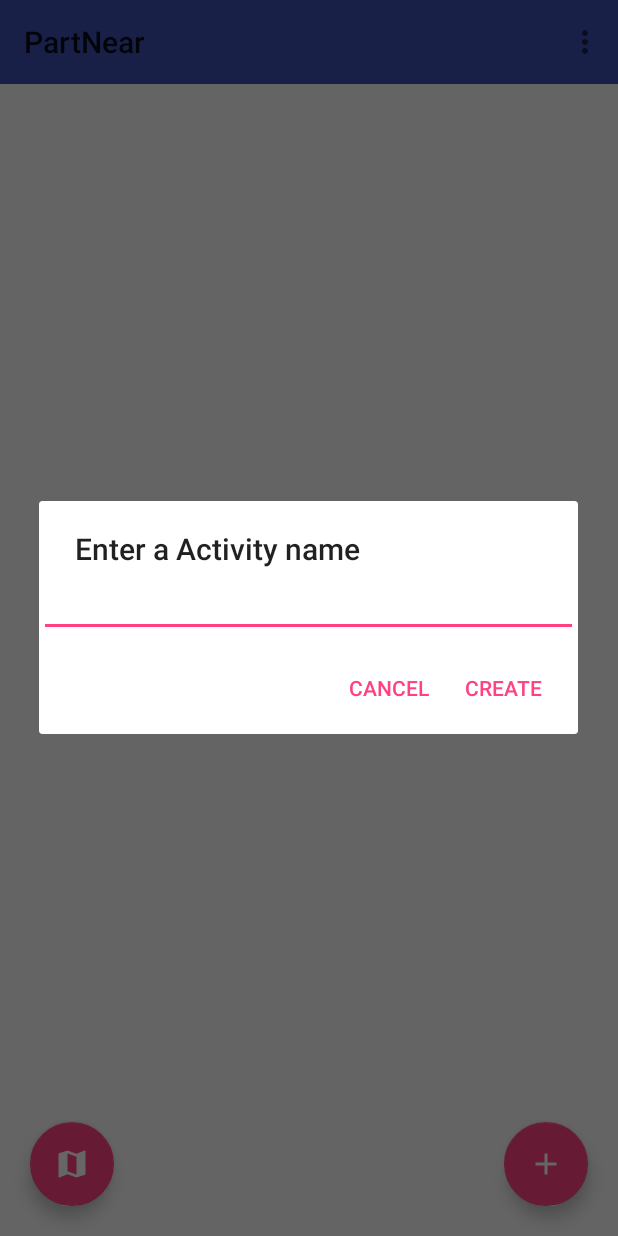
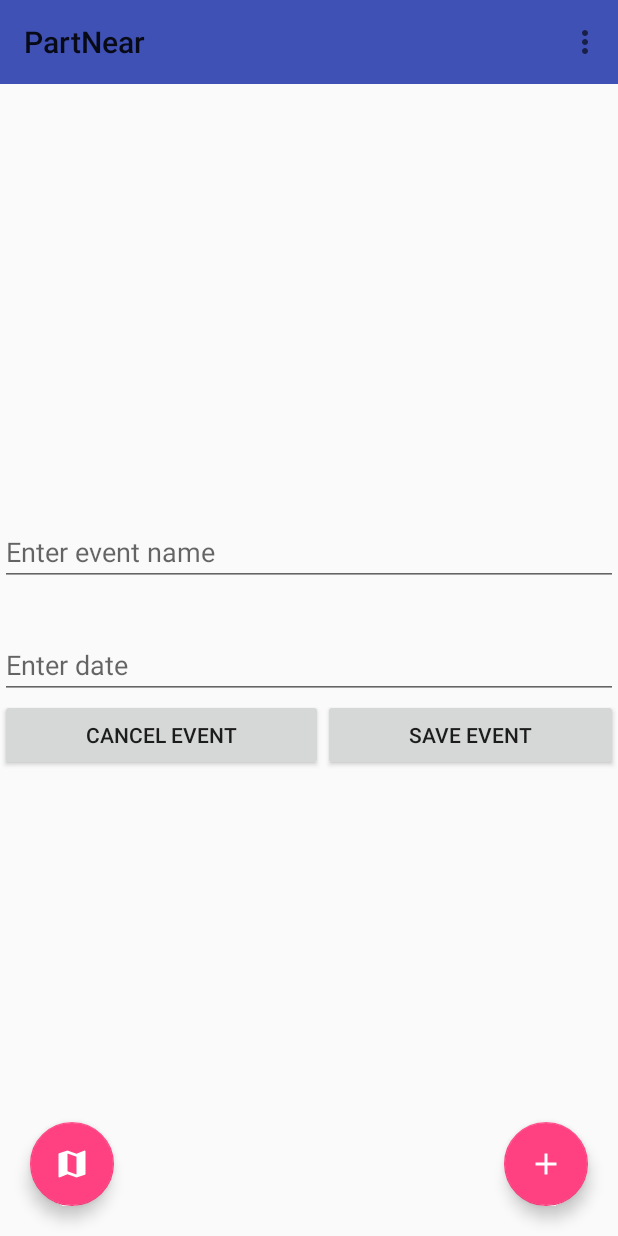
Before and after one commit to michaelm43/PartNear, an Android app: the screen it shows after launch once a user with an empty profile is signed in (MainActivity), after a tap on an icon or button, on a phone screen of 412 x 824 dp. Run offline under Robolectric (Android 15) with nearby library versions, the phone set to English and light mode, and no system bars; our stand-ins replace Firebase (no records; nobody signed in at launch, a user with empty details on screens opened directly).

Commit message:
create new Activity

```diff
--- a/app/src/main/java/com/example/shaym/partnear/ActivityListFragment.java
+++ b/app/src/main/java/com/example/shaym/partnear/ActivityListFragment.java
@@ -1,6 +1,5 @@
 package com.example.shaym.partnear;
 
-import android.Manifest;
 import android.app.AlertDialog;
 import android.app.Dialog;
 import android.support.v4.app.Fragment;
@@ -15,16 +14,11 @@ import android.support.annotation.NonNull;
 import android.support.annotation.Nullable;
 import android.support.design.widget.Snackbar;
 import android.support.v4.app.ActivityCompat;
-import android.support.v4.app.FragmentTransaction;
 import android.support.v4.content.ContextCompat;
 import android.support.v7.widget.LinearLayoutManager;
 import android.support.v7.widget.RecyclerView;
-import android.support.v7.widget.Toolbar;
-import android.text.InputType;
 import android.util.Log;
 import android.view.LayoutInflater;
-import android.view.Menu;
-import android.view.MenuItem;
 import android.view.View;
 import android.view.ViewGroup;
 import android.widget.EditText;
@@ -35,12 +29,9 @@ import com.example.shaym.partnear.Adapters.ActivityRecyclerAdapter;
 import com.example.shaym.partnear.Logic.Activity;
 import com.google.android.gms.common.ConnectionResult;
 import com.google.android.gms.common.GoogleApiAvailability;
-import com.google.android.gms.maps.GoogleMap;
-import com.google.android.gms.maps.MapView;
 import com.google.android.gms.tasks.OnCompleteListener;
 import com.google.android.gms.tasks.Task;
 import com.google.firebase.auth.FirebaseAuth;
-import com.google.firebase.auth.FirebaseUser;
 import com.google.firebase.firestore.CollectionReference;
 import com.google.firebase.firestore.DocumentReference;
 import com.google.firebase.firestore.EventListener;
@@ -56,7 +47,6 @@ import java.util.HashSet;
 import java.util.Set;
 
 import static com.example.shaym.partnear.Util.Constants.ERROR_DIALOG_REQUEST;
-import static com.example.shaym.partnear.Util.Constants.MAPVIEW_BUNDLE_KEY;
 import static com.example.shaym.partnear.Util.Constants.PERMISSIONS_REQUEST_ACCESS_FINE_LOCATION;
 import static com.example.shaym.partnear.Util.Constants.PERMISSIONS_REQUEST_ENABLE_GPS;
 
@@ -93,9 +83,10 @@ public class ActivityListFragment extends Fragment  implements View.OnClickListe
 
         mProgressBar = (ProgressBar) view.findViewById(R.id.progressBar);
 
-        getActivity().findViewById(R.id.fab_create_activity).setOnClickListener(this);
+        getActivity().findViewById(R.id.fab_create_activity).setOnClickListener(this);       //Create activity button
 
-        getActivity().findViewById(R.id.fab_map).setOnClickListener(this);
+
+        getActivity().findViewById(R.id.fab_map).setOnClickListener(this);              //Open map button
 
         mDb = FirebaseFirestore.getInstance();
 
@@ -239,20 +230,32 @@ public class ActivityListFragment extends Fragment  implements View.OnClickListe
         //startActivity(intent);
     }
 
-    private void newActivityDialog(){
+    /*private void newActivityDialog(){
 
-        AlertDialog.Builder builder = new AlertDialog.Builder(context);
-        builder.setTitle("Enter a Activity name");
+        final AlertDialog.Builder builder = new AlertDialog.Builder(getActivity());
+        LayoutInflater inflater = requireActivity().getLayoutInflater();
+        View dialogLayout = inflater.inflate(R.layout.fragment_create_activity, null);
+        builder.setView(dialogLayout);
 
-        final EditText input = new EditText(context);
-        input.setInputType(InputType.TYPE_CLASS_TEXT);
-        builder.setView(input);
+        builder.setTitle("Create activity");
+
+        final EditText activityName = (EditText)dialogLayout.findViewById(R.id.et_event_name);
+        final EditText activityDate = (EditText)dialogLayout.findViewById(R.id.time_text);
+        activityDate.setOnClickListener(new View.OnClickListener() {
+            @Override
+            public void onClick(View view) {
+
+            }
+        });
+        //final EditText input = new EditText(context);
+       // input.setInputType(InputType.TYPE_CLASS_TEXT);
+       // builder.setView(input);
 
         builder.setPositiveButton("CREATE", new DialogInterface.OnClickListener() {
             @Override
             public void onClick(DialogInterface dialog, int which) {
-                if(!input.getText().toString().equals("")){
-                    buildNewActivity(input.getText().toString());
+                if(!activityName.getText().toString().equals("")){
+                    buildNewActivity(activityName.getText().toString());
                 }
                 else {
                     Toast.makeText(context, "Enter an activity name", Toast.LENGTH_SHORT).show();
@@ -267,7 +270,7 @@ public class ActivityListFragment extends Fragment  implements View.OnClickListe
         });
 
         builder.show();
-    }
+    }*/
 
     private void getActivities(){
         FirebaseFirestoreSettings settings = new FirebaseFirestoreSettings.Builder()
@@ -305,7 +308,7 @@ public class ActivityListFragment extends Fragment  implements View.OnClickListe
         });
     }
 
-    private void buildNewActivity(String type){
+   /*private void buildNewActivity(String type){
 
         final Activity activity = new Activity(type);
 
@@ -333,7 +336,7 @@ public class ActivityListFragment extends Fragment  implements View.OnClickListe
                 }
             }
         });
-    }
+    }*/
 
     private void showDialog(){
         mProgressBar.setVisibility(View.VISIBLE);
@@ -356,7 +359,11 @@ public class ActivityListFragment extends Fragment  implements View.OnClickListe
         switch (view.getId()){
 
             case R.id.fab_create_activity:{
-                newActivityDialog();
+                System.out.println("************************************************************************");
+                FragmentTransaction transaction = getActivity().getSupportFragmentManager().beginTransaction();
+                transaction.replace(R.id.fragmentContainer, new CreateActivityFragment());
+                transaction.addToBackStack(null);
+                transaction.commit();
                 break;
             }
             case R.id.fab_map:{
--- a/app/src/main/java/com/example/shaym/partnear/Adapters/ActivityRecyclerAdapter.java
+++ b/app/src/main/java/com/example/shaym/partnear/Adapters/ActivityRecyclerAdapter.java
@@ -33,7 +33,7 @@ public class ActivityRecyclerAdapter extends RecyclerView.Adapter<ActivityRecycl
 
     @Override
     public void onBindViewHolder(@NonNull ViewHolder holder, int position) {
-        ((ViewHolder)holder).activityType.setText(activities.get(position).getType());
+        ((ViewHolder)holder).activityType.setText(activities.get(position).getActivityName());
     }
 
     @Override
--- /dev/null
+++ b/app/src/main/java/com/example/shaym/partnear/CreateActivityFragment.java
@@ -0,0 +1,167 @@
+package com.example.shaym.partnear;
+
+import android.app.DatePickerDialog;
+import android.graphics.Color;
+import android.graphics.drawable.ColorDrawable;
+import android.os.Bundle;
+import android.support.annotation.NonNull;
+import android.support.design.widget.Snackbar;
+import android.support.v4.app.Fragment;
+import android.support.v4.app.FragmentTransaction;
+import android.support.v7.widget.Toolbar;
+import android.view.LayoutInflater;
+import android.view.View;
+import android.view.ViewGroup;
+import android.widget.Button;
+import android.widget.DatePicker;
+import android.widget.EditText;
+import android.widget.ImageView;
+import android.widget.Toast;
+
+import com.example.shaym.partnear.Logic.Activity;
+import com.example.shaym.partnear.Logic.Upload;
+import com.google.android.gms.tasks.OnCompleteListener;
+import com.google.android.gms.tasks.Task;
+import com.google.firebase.auth.FirebaseAuth;
+import com.google.firebase.database.DataSnapshot;
+import com.google.firebase.database.DatabaseError;
+import com.google.firebase.database.DatabaseReference;
+import com.google.firebase.database.FirebaseDatabase;
+import com.google.firebase.database.ValueEventListener;
+import com.google.firebase.firestore.DocumentReference;
+import com.google.firebase.firestore.FirebaseFirestore;
+import com.google.firebase.firestore.FirebaseFirestoreSettings;
+
+import java.util.ArrayList;
+import java.util.Calendar;
+import java.util.HashSet;
+import java.util.Set;
+
+public class CreateActivityFragment extends Fragment {
+
+    private Toolbar mainToolbar;
+    private EditText eventName;
+    private EditText eventTime;
+    private Button saveButton;
+    private Button cancelButton;
+
+    private ArrayList<Activity> activities = new ArrayList<>();
+    private Set<String> activitiesIDs = new HashSet<>();
+    private FirebaseAuth mAuth;
+    private FirebaseFirestore mDb;
+    private DatabaseReference mDatabaseRef;
+
+    private DatePickerDialog.OnDateSetListener mDateSetListener;
+
+    private Upload user;
+
+
+
+    @Override
+    public View onCreateView(final LayoutInflater inflater, final ViewGroup container, Bundle savedInstanceState) {
+        final View view = inflater.inflate(R.layout.fragment_create_activity, container, false);
+
+        //mainToolbar = (Toolbar)view.findViewById(R.id.create_activity_toolbar);
+        eventName = (EditText)view.findViewById(R.id.et_event_name);
+        eventTime = (EditText)view.findViewById(R.id.time_text);
+        saveButton = (Button) view.findViewById(R.id.save_event_button);
+        cancelButton = (Button) view.findViewById(R.id.cancel_event_button);
+
+        eventTime.setOnClickListener(new View.OnClickListener() {
+            @Override
+            public void onClick(View view) {
+                Calendar calander = Calendar.getInstance();
+                int year = calander.get(calander.YEAR);
+                int month = calander.get(calander.MONTH);
+                int day = calander.get(calander.DAY_OF_MONTH);
+
+                DatePickerDialog dialog = new DatePickerDialog(getContext(),
+                        android.R.style.Theme_Holo_Light_Dialog_MinWidth,
+                        mDateSetListener,
+                        year,month,day);
+                        /*CreateActivityFragment.this,
+                        android.R.style.Theme_Holo_Light_Dialog_MinWidth,
+                        mDateSetListener,
+                        year,month,day);*/
+                dialog.getWindow().setBackgroundDrawable(new ColorDrawable(Color.TRANSPARENT));
+                dialog.show();
+            }
+        });
+
+        mDateSetListener = new DatePickerDialog.OnDateSetListener() {
+            @Override
+            public void onDateSet(DatePicker datePicker, int year, int month, int day) {
+                month = month + 1;
+
+                String date = day + "/" + month + "/" +year;
+                eventTime.setText(date);
+            }
+        };
+
+        mAuth = FirebaseAuth.getInstance();
+        mDb = FirebaseFirestore.getInstance();
+        mDatabaseRef = FirebaseDatabase.getInstance().getReference("users");
+
+        mDatabaseRef.addValueEventListener(new ValueEventListener() {
+            @Override
+            public void onDataChange(@NonNull DataSnapshot dataSnapshot) {
+                user = dataSnapshot.getValue(Upload.class);
+
+            }
+
+            @Override
+            public void onCancelled(@NonNull DatabaseError databaseError) {
+                Toast.makeText(getContext(),databaseError.getMessage(),Toast.LENGTH_SHORT).show();
+            }
+        });
+
+
+        saveButton.setOnClickListener(new View.OnClickListener() {
+            @Override
+            public void onClick(View view) {
+                if(eventName.toString().trim().equals("") || eventTime.toString().trim().equals("")){
+                    buildNewActivity();
+                    FragmentTransaction transaction = getActivity().getSupportFragmentManager().beginTransaction();
+                    transaction.replace(R.id.fragmentContainer, new ActivityListFragment());
+                    transaction.addToBackStack(null);
+                    transaction.commit();
+                }
+            }
+        });
+
+
+
+
+        return view;
+    }
+
+
+    private void buildNewActivity(){
+
+        final Activity activity = new Activity(eventName.toString(),user ,eventTime.toString());
+
+        FirebaseFirestoreSettings settings = new FirebaseFirestoreSettings.Builder()
+                .setTimestampsInSnapshotsEnabled(true)
+                .build();
+        mDb.setFirestoreSettings(settings);
+
+        DocumentReference newActivityRef = mDb
+                .collection(getString(R.string.collection_activities))
+                .document();
+
+        activity.setActivityID(newActivityRef.getId());
+
+        newActivityRef.set(activity).addOnCompleteListener(new OnCompleteListener<Void>() {
+            @Override
+            public void onComplete(@NonNull Task<Void> task) {
+
+                if(task.isSuccessful()){
+                    //navActivityActivity(activity);
+                }else{
+                    View parentLayout = getView().findViewById(android.R.id.content);
+                    Snackbar.make(parentLayout, "Something went wrong.", Snackbar.LENGTH_SHORT).show();
+                }
+            }
+        });
+    }
+}
--- /dev/null
+++ b/app/src/main/res/layout/fragment_create_activity.xml
@@ -0,0 +1,64 @@
+<?xml version="1.0" encoding="utf-8"?>
+<android.support.constraint.ConstraintLayout
+    xmlns:android="http://schemas.android.com/apk/res/android" android:layout_width="match_parent"
+    android:layout_height="match_parent">
+
+
+    <LinearLayout
+        android:layout_width="match_parent"
+        android:layout_height="match_parent"
+        android:orientation="vertical">
+
+        <!--<android.support.v7.widget.Toolbar-->
+            <!--android:id="@+id/create_activity_toolbar"-->
+            <!--android:layout_width="match_parent"-->
+            <!--android:layout_height="wrap_content"-->
+            <!--android:background="@color/colorPrimary"/>-->
+
+        <Space
+            android:layout_height="30dp"
+            android:layout_width="1dp" />
+
+        <EditText
+            android:id="@+id/et_event_name"
+            android:layout_width="match_parent"
+            android:layout_height="wrap_content"
+            android:hint="@string/enter_event_name" />
+
+        <Space
+            android:layout_height="30dp"
+            android:layout_width="1dp" />
+
+        <EditText
+            android:id="@+id/time_text"
+            android:layout_width="match_parent"
+            android:layout_height="wrap_content"
+            android:ems="10"
+            android:inputType="time"
+            android:focusable="false"
+            android:hint="@string/enter_date"/>
+
+        <!--LOCATION-->
+        <LinearLayout
+            android:layout_width="match_parent"
+            android:layout_height="wrap_content">
+
+            <Button
+                android:id="@+id/cancel_event_button"
+                android:layout_width="wrap_content"
+                android:layout_height="wrap_content"
+                android:text="@string/cancel_event_button"
+                android:layout_weight="1"/>
+
+            <Button
+                android:id="@+id/save_event_button"
+                android:layout_width="wrap_content"
+                android:layout_height="wrap_content"
+                android:text="@string/save_event_button"
+                android:layout_weight="1"/>
+        </LinearLayout>
+
+
+    </LinearLayout>
+
+</android.support.constraint.ConstraintLayout>
--- a/app/src/main/res/values/strings.xml
+++ b/app/src/main/res/values/strings.xml
@@ -55,4 +55,8 @@
     <string name="name_anonymous">anonymous</string>
     <string name="no_phone_number">No phone number</string>
     <string name="default_picture">default</string>
+
+    <string name="enter_event_name">Enter event name</string>
+    <string name="save_event_button">Save event</string>
+    <string name="cancel_event_button">Cancel event</string>
 </resources>
```
Also changed, not shown: app/src/main/java/com/example/shaym/partnear/Logic/Activity.java (+18 -23 lines).
